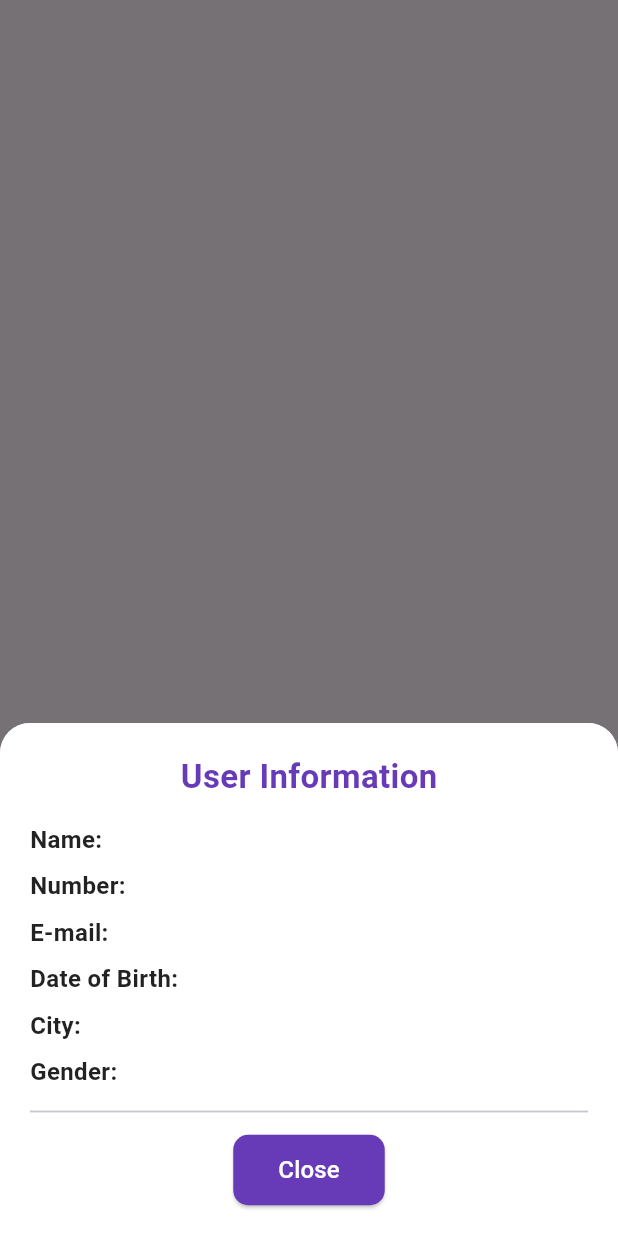
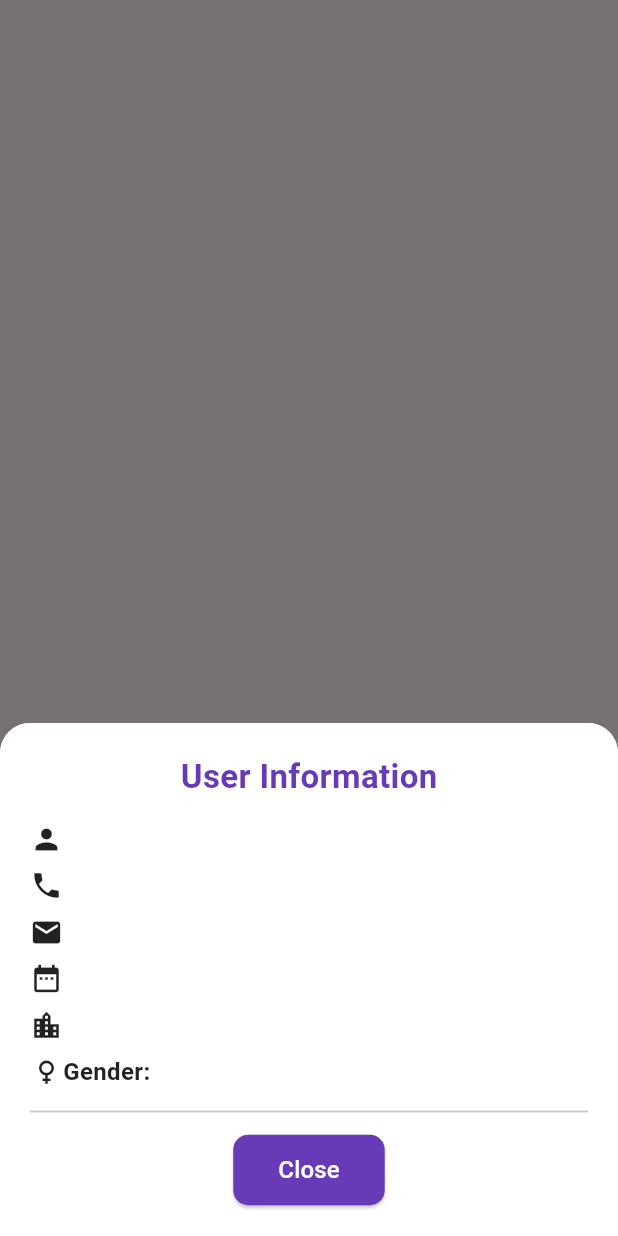
Before and after one commit to mannpadhiar/matrimony-app, a Flutter app: what showBottomSheetList() shows on an empty page, opened directly with empty values, on a phone screen of 412 x 824 dp. Run offline on Flutter 3.47's test engine with Material 3 defaults, Android fonts, the phone set to English and light mode, and no system bars; our stand-ins replace firebase_auth, firebase_core, font_awesome_flutter, sqflite, wave; missing offline and left inert: about; accounts and stored records are empty.

Commit message:
added icons

```diff
--- a/lib/pages/AddPage.dart
+++ b/lib/pages/AddPage.dart
@@ -175,7 +175,7 @@ class _AddPageState extends State<AddPage> {
                 // Form Fields
                 _buildSectionTitle('Personal Details', Icons.person_outline),
                 SizedBox(height: 16),
-                _buildFormField('Full Name', Icons.person, name, maxLength: 50,formatters:r"[a-zA-Z]"),
+                _buildFormField('Full Name', Icons.person, name, maxLength: 50,formatters:r"^[a-zA-Z ]+$",isCap: true),
                 _buildFormField('Email Address', Icons.email, email,
                     keyboardType: TextInputType.emailAddress),
                 _buildFormField('Mobile Number', Icons.phone, number,
@@ -372,7 +372,7 @@ class _AddPageState extends State<AddPage> {
                             sd.addUsers({
                               'name': name.text,
                               'number': number.text,
-                              'email': email.text,
+                              'email': email.text.toLowerCase(),
                               'gender': gender,
                               'dateOfBirth': dateOfBirth.text,
                               'selectedCity': selectedCity,
@@ -393,7 +393,7 @@ class _AddPageState extends State<AddPage> {
                                     Text('Profile created successfully'),
                                   ],
                                 ),
-                                backgroundColor: Colors.green.shade400,
+                                backgroundColor: Colors.green.shade500,
                                 behavior: SnackBarBehavior.floating,
                                 shape: RoundedRectangleBorder(
                                     borderRadius: BorderRadius.circular(10)),
@@ -485,6 +485,7 @@ class _AddPageState extends State<AddPage> {
         int? maxLength,
         FocusNode? focusNode,
         String? formatters,
+        bool? isCap,
       }) {
     return Column(
       crossAxisAlignment: CrossAxisAlignment.start,
@@ -494,6 +495,7 @@ class _AddPageState extends State<AddPage> {
           keyboardType: keyboardType,
           maxLength: maxLength,
           focusNode: focusNode,
+          textCapitalization: isCap != null? TextCapitalization.words:TextCapitalization.none,
           inputFormatters: [
             FilteringTextInputFormatter.allow(formatters != null ? RegExp(formatters) : RegExp(r'.*')),
           ],
--- a/lib/utils.dart
+++ b/lib/utils.dart
@@ -208,10 +208,11 @@ Future<void> showBottomSheetList(BuildContext context, Map<String, dynamic> user
             // User Details
             Row(
               children: [
-                Text(
-                  'Name:',
-                  style: TextStyle(fontSize: 16, fontWeight: FontWeight.bold, color: Colors.black87),
-                ),
+                Icon(Icons.person,size: 22,color: Colors.black87,),
+                // Text(
+                //   'Name:',
+                //   style: TextStyle(fontSize: 16, fontWeight: FontWeight.bold, color: Colors.black87),
+                // ),
                 SizedBox(width: 8),
                 Expanded(
                   child: Text(
@@ -225,10 +226,11 @@ Future<void> showBottomSheetList(BuildContext context, Map<String, dynamic> user
             SizedBox(height: 8),
             Row(
               children: [
-                Text(
-                  'Number:',
-                  style: TextStyle(fontSize: 16, fontWeight: FontWeight.bold, color: Colors.black87),
-                ),
+                Icon(Icons.phone,size: 22,color: Colors.black87,),
+                // Text(
+                //   'Number:',
+                //   style: TextStyle(fontSize: 16, fontWeight: FontWeight.bold, color: Colors.black87),
+                // ),
                 SizedBox(width: 8),
                 Expanded(
                   child: Text(
@@ -242,10 +244,11 @@ Future<void> showBottomSheetList(BuildContext context, Map<String, dynamic> user
             SizedBox(height: 8),
             Row(
               children: [
-                Text(
-                  'E-mail:',
-                  style: TextStyle(fontSize: 16, fontWeight: FontWeight.bold, color: Colors.black87),
-                ),
+                Icon(Icons.mail,size: 22,color: Colors.black87,),
+                // Text(
+                //   'E-mail:',
+                //   style: TextStyle(fontSize: 16, fontWeight: FontWeight.bold, color: Colors.black87),
+                // ),
                 SizedBox(width: 8),
                 Expanded(
                   child: Text(
@@ -259,10 +262,11 @@ Future<void> showBottomSheetList(BuildContext context, Map<String, dynamic> user
             SizedBox(height: 8),
             Row(
               children: [
-                Text(
-                  'Date of Birth:',
-                  style: TextStyle(fontSize: 16, fontWeight: FontWeight.bold, color: Colors.black87),
-                ),
+                Icon(Icons.date_range,size: 22,color: Colors.black87,),
+                // Text(
+                //   'Date of Birth:',
+                //   style: TextStyle(fontSize: 16, fontWeight: FontWeight.bold, color: Colors.black87),
+                // ),
                 SizedBox(width: 8),
                 Expanded(
                   child: Text(
@@ -276,10 +280,11 @@ Future<void> showBottomSheetList(BuildContext context, Map<String, dynamic> user
             SizedBox(height: 8),
             Row(
               children: [
-                Text(
-                  'City:',
-                  style: TextStyle(fontSize: 16, fontWeight: FontWeight.bold, color: Colors.black87),
-                ),
+                Icon(Icons.location_city,size: 22,color: Colors.black87,),
+                // Text(
+                //   'City:',
+                //   style: TextStyle(fontSize: 16, fontWeight: FontWeight.bold, color: Colors.black87),
+                // ),
                 SizedBox(width: 8),
                 Expanded(
                   child: Text(
@@ -293,6 +298,7 @@ Future<void> showBottomSheetList(BuildContext context, Map<String, dynamic> user
             SizedBox(height: 8),
             Row(
               children: [
+                Icon(user['gender'] == 'Male'?Icons.male : Icons.female,size: 22,color: Colors.black87,),
                 Text(
                   'Gender:',
                   style: TextStyle(fontSize: 16, fontWeight: FontWeight.bold, color: Colors.black87),
```
